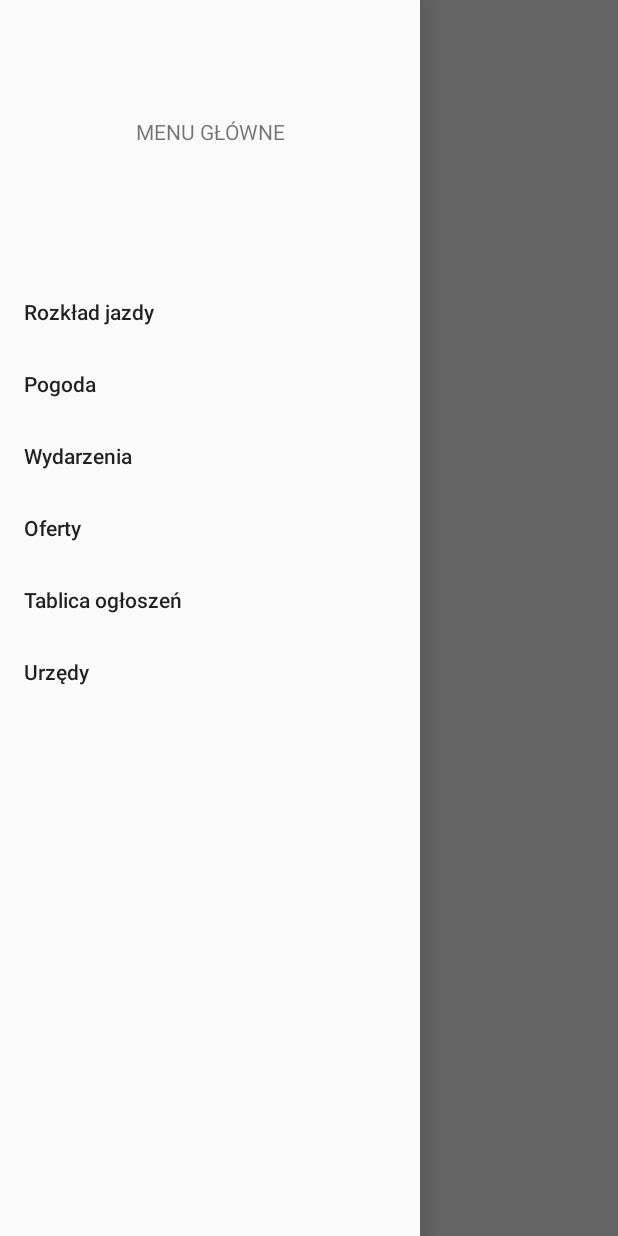
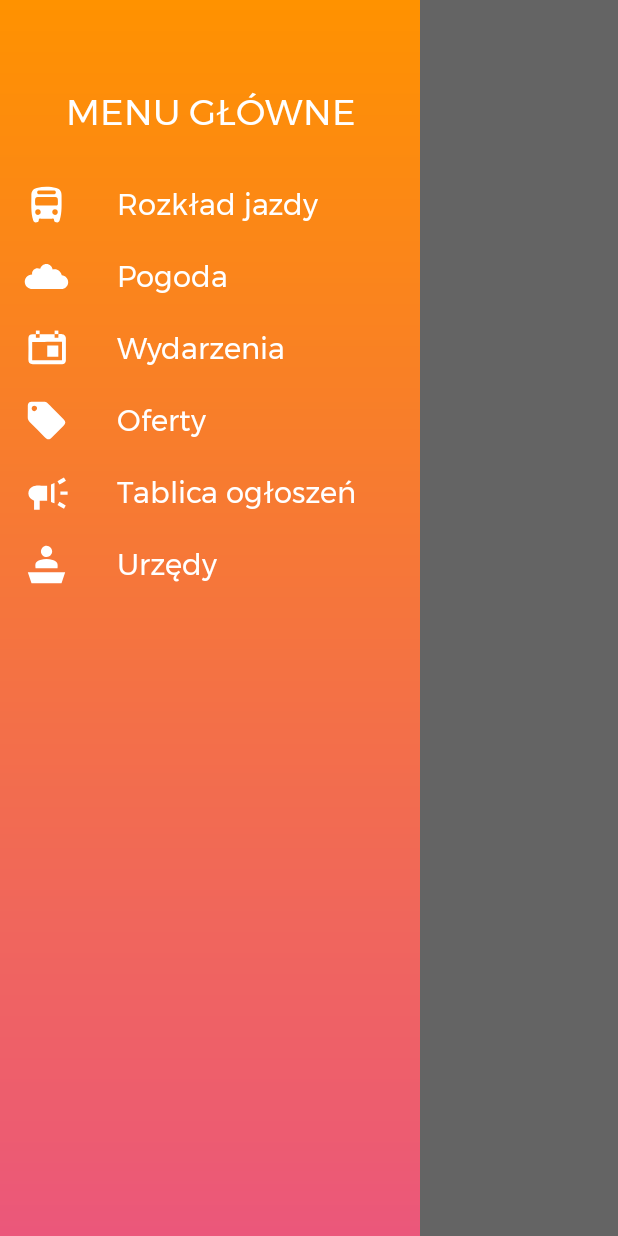
Before and after one commit to JakubPilkowski/InformatorAndroid, an Android app: the screen it shows after launch (MainActivity), with the side drawer open, on a phone screen of 412 x 824 dp. Run offline under Robolectric (Android 15) with nearby library versions, the phone set to English and light mode, and no system bars; our stand-ins replace data binding.

Commit message:
Szkielet menu głównego

```diff
--- /dev/null
+++ b/app/src/main/res/drawable/horizontal_main_gradient.xml
@@ -0,0 +1,7 @@
+<?xml version="1.0" encoding="utf-8"?>
+<shape android:shape="rectangle"
+    xmlns:android="http://schemas.android.com/apk/res/android">
+    <gradient android:angle="0"
+        android:startColor="@color/colorGradientStart"
+        android:endColor="@color/colorGradientEnd"/>
+</shape>
--- /dev/null
+++ b/app/src/main/res/drawable/ic_oferty.xml
@@ -0,0 +1,9 @@
+<vector xmlns:android="http://schemas.android.com/apk/res/android"
+    android:width="72dp"
+    android:height="72dp"
+    android:viewportWidth="72"
+    android:viewportHeight="72">
+  <path
+      android:pathData="M22.6,6C38.8,6.3 33.2,3.9 45,15.4c6.2,6 12.3,12.2 18.3,18.5c3.8,3.9 3.8,6.5 0,10.3c-6.1,6.2 -12.2,12.3 -18.4,18.4c-4.9,4.8 -7.2,4.6 -12.1,-0.3C25,54.4 17.3,46.6 9.4,38.9c-2.4,-2.4 -3.6,-5 -3.4,-8.4c0.2,-5.7 0,-11.3 0.1,-17C6.1,8 8,6.1 13.6,6C16.6,6 19.6,6 22.6,6zM13.7,19.8c4.1,4 10.3,-2.8 5.5,-6.5c-1.6,-1.3 -3.9,-1.4 -5.5,0c0,0 0,0 -0.1,0.1C11.7,15 11.9,18 13.7,19.8z"
+      android:fillColor="#FFFFFF"/>
+</vector>
--- /dev/null
+++ b/app/src/main/res/drawable/ic_pogoda.xml
@@ -0,0 +1,9 @@
+<vector xmlns:android="http://schemas.android.com/apk/res/android"
+    android:width="72dp"
+    android:height="72dp"
+    android:viewportWidth="72"
+    android:viewportHeight="72">
+  <path
+      android:pathData="M70.7,45.2c0,6 -4.9,10.9 -10.9,10.9H13.2c-5.7,0 -10.9,-4 -11.8,-9.7c-1.2,-7.3 4.4,-13.5 11.5,-13.5H13c-0.1,-0.5 -0.1,-1 -0.1,-1.5c0,-4.8 3.9,-8.7 8.7,-8.7c1.6,0 3,0.4 4.3,1.1c1,-4.5 5,-7.9 9.9,-7.9c5.3,0 9.6,4 10,9.1c1,-0.3 2.1,-0.5 3.2,-0.5c5.7,0 10.5,4.2 11.4,9.7C66.1,34.6 70.7,39.3 70.7,45.2z"
+      android:fillColor="#FFFFFF"/>
+</vector>
--- /dev/null
+++ b/app/src/main/res/drawable/ic_rozkladjazdy.xml
@@ -0,0 +1,9 @@
+<vector xmlns:android="http://schemas.android.com/apk/res/android"
+    android:width="72dp"
+    android:height="72dp"
+    android:viewportWidth="72"
+    android:viewportHeight="72">
+  <path
+      android:pathData="M60.1,22c0,-7 -2.1,-10.3 -8.6,-12.3C46.4,8.1 41.2,7.4 36,7.4c-5.2,0 -10.4,0.8 -15.6,2.3c-6.5,2 -8.6,5.3 -8.6,12.3c0.1,13.1 -1.1,26.4 2.9,39.3c0.7,2.3 1.8,3.4 4.1,3.4c2.3,0 4.7,-0.1 4.8,-3c0.1,-2.3 0.5,-3.2 3.1,-3.1c3.1,0.1 6.1,0.1 9.2,0.1c3.1,0 6.2,0 9.2,-0.1c2.6,-0.1 2.9,0.8 3.1,3.1c0.2,2.9 2.5,3 4.8,3c2.3,0 3.3,-1.1 4.1,-3.4C61.2,48.3 60,35.1 60.1,22zM25.1,13.6c3.6,0 7.3,0 10.9,0s7.3,0 10.9,0c2.2,0 4.2,0.5 4.1,3.1c-0.1,2.2 -1.9,2.9 -3.9,2.9c-3.7,0 -7.4,0 -11.1,0s-7.4,0 -11.1,0c-2.1,0 -3.8,-0.7 -3.9,-2.9C20.9,14.1 22.9,13.6 25.1,13.6zM22.5,52.6c-2.6,-0.3 -4.5,-1.6 -4.6,-4.3c-0.1,-3 1.7,-4.7 4.5,-4.7c2.7,0 4.3,1.8 4.3,4.4C26.8,50.8 25.1,52.3 22.5,52.6zM49.5,52.6c-2.6,-0.4 -4.3,-1.8 -4.3,-4.5c0,-2.6 1.7,-4.4 4.3,-4.4c2.9,0 4.7,1.7 4.5,4.7C54,51 52.1,52.4 49.5,52.6zM54.2,34.3c0,2.5 -0.6,3.4 -3.3,3.3c-5,-0.1 -10,-0.1 -14.9,-0.1c-5,0 -10,0 -14.9,0.1c-2.7,0.1 -3.2,-0.8 -3.3,-3.3c-0.2,-10.2 -0.3,-10.2 9.9,-10.2h16.6C54.5,24.1 54.4,24.1 54.2,34.3z"
+      android:fillColor="#FFFFFF"/>
+</vector>
--- /dev/null
+++ b/app/src/main/res/drawable/ic_tablicaogloszen.xml
@@ -0,0 +1,21 @@
+<vector xmlns:android="http://schemas.android.com/apk/res/android"
+    android:width="72dp"
+    android:height="72dp"
+    android:viewportWidth="72"
+    android:viewportHeight="72">
+  <path
+      android:pathData="M37,49.3c-4.3,0 -7.9,0 -11.9,0c0,4.8 0,9.4 0,14.4c-3.1,0 -5.8,0 -9,0c0,-4.8 0,-9.7 0,-14.5c-1.4,-0.8 -2.4,-1.3 -3.4,-1.9C8,44.1 6,39 7.4,33.9c1.5,-5.2 5.8,-8.6 11.4,-8.9c3,-0.1 6,0 9,0c2.8,0 5.6,0 9.2,0c0,3.8 0,7.9 0,12C37,40.9 37,44.9 37,49.3z"
+      android:fillColor="#FFFFFF"/>
+  <path
+      android:pathData="M43.2,23c1.8,-0.7 3.5,-1.3 5.6,-2.1c0,10.8 0,21.2 0,32.4c-1.9,-0.8 -3.7,-1.4 -5.6,-2.2C43.2,41.7 43.2,32.6 43.2,23z"
+      android:fillColor="#FFFFFF"/>
+  <path
+      android:pathData="M53.6,18c3.6,-2.1 6.7,-3.9 10.3,-5.9c1,1.6 1.9,3 3.2,5c-3.5,2.1 -6.8,4 -10.3,6.1C55.6,21.4 54.8,20 53.6,18z"
+      android:fillColor="#FFFFFF"/>
+  <path
+      android:pathData="M53.6,56c1.1,-1.9 1.9,-3.3 3,-5.2c3.4,1.9 6.6,3.8 10.2,5.9c-0.9,1.7 -1.7,3.3 -2.8,5.3C60.6,60 57.4,58.2 53.6,56z"
+      android:fillColor="#FFFFFF"/>
+  <path
+      android:pathData="M69.8,34.3c-4.2,0 -7.9,0 -11.6,0c0,1.9 0,3.5 0,5.4h11.6V34.3"
+      android:fillColor="#FFFFFF"/>
+</vector>
--- /dev/null
+++ b/app/src/main/res/drawable/ic_urzedy.xml
@@ -0,0 +1,15 @@
+<vector xmlns:android="http://schemas.android.com/apk/res/android"
+    android:width="72dp"
+    android:height="72dp"
+    android:viewportWidth="72"
+    android:viewportHeight="72">
+  <path
+      android:pathData="M60,65.9c-16.1,0 -31.9,0 -48,0C10,60.1 8.1,54.3 6.1,48.2c20.1,0 39.7,0 59.8,0C63.9,54.3 62,60.1 60,65.9z"
+      android:fillColor="#FFFFFF"/>
+  <path
+      android:pathData="M53.6,41.8c-11.7,0 -23.4,0 -35.1,0c-1.2,-7.8 0.2,-10.3 7.4,-12.9c6.7,-2.4 13.3,-2.4 20,-0.1C53.1,31.4 54.5,33.7 53.6,41.8z"
+      android:fillColor="#FFFFFF"/>
+  <path
+      android:pathData="M45,14.9c0.1,4.8 -3.9,9 -8.7,9.1c-4.8,0.1 -9,-3.8 -9.2,-8.6c-0.2,-5 4,-9.4 9,-9.4C40.8,6.1 44.9,10.1 45,14.9z"
+      android:fillColor="#FFFFFF"/>
+</vector>
--- /dev/null
+++ b/app/src/main/res/drawable/ic_wydarzenia.xml
@@ -0,0 +1,18 @@
+<vector xmlns:android="http://schemas.android.com/apk/res/android"
+    android:width="72dp"
+    android:height="72dp"
+    android:viewportWidth="72"
+    android:viewportHeight="72">
+  <path
+      android:pathData="M55,13c2,0 4,-0.1 6,0c3.3,0.1 6,2.9 6,6.3C67,31.2 67,43.1 67,55c0,3.4 -2.6,5.9 -6,6c-5.2,0.1 -10.3,0 -15.5,0c-10.5,0 -21,0 -31.5,0c-4.9,0 -7.1,-2.4 -7,-7.4c0.3,-11.1 0.2,-22.2 0,-33.2c-0.1,-5 2.1,-7.3 7,-7.3c1.7,0 3.3,0 5,0v5.7h6V13h24v5.7h6V13zM60.8,54.9V25.2c-23.7,0 -23.8,0.3 -47.7,0.3v29.4H60.8z"
+      android:fillColor="#FFFFFF"/>
+  <path
+      android:pathData="M19,7.3h6v5.7h-6z"
+      android:fillColor="#FFFFFF"/>
+  <path
+      android:pathData="M49,7.3h6v5.7h-6z"
+      android:fillColor="#FFFFFF"/>
+  <path
+      android:pathData="M37.2,31.1h17.7V49c-5.7,0 -11.6,0 -17.7,0V31.1z"
+      android:fillColor="#FFFFFF"/>
+</vector>
--- /dev/null
+++ b/app/src/main/res/drawable/veritacal_main_gradient.xml
@@ -0,0 +1,7 @@
+<?xml version="1.0" encoding="utf-8"?>
+<shape android:shape="rectangle"
+    xmlns:android="http://schemas.android.com/apk/res/android">
+    <gradient android:angle="270"
+        android:startColor="@color/colorGradientStart"
+        android:endColor="@color/colorGradientEnd"/>
+</shape>
--- a/app/src/main/res/layout/activity_main.xml
+++ b/app/src/main/res/layout/activity_main.xml
@@ -22,6 +22,11 @@
             android:layout_height="match_parent"
             android:layout_gravity="start"
             android:fitsSystemWindows="true"
+            android:background="@drawable/veritacal_main_gradient"
+            app:itemTextColor="@color/colorWhite"
+            app:itemTextAppearance="@style/NavigationViewItems"
+            app:itemIconTint="@color/colorWhite"
+            app:itemIconSize="30dp"
             app:headerLayout="@layout/navigation_view_header"
             app:menu="@menu/navigation_view_menu" />
     </androidx.drawerlayout.widget.DrawerLayout>
--- a/app/src/main/res/layout/navigation_view_header.xml
+++ b/app/src/main/res/layout/navigation_view_header.xml
@@ -1,16 +1,21 @@
 <?xml version="1.0" encoding="utf-8"?>
 <LinearLayout
     android:layout_width="match_parent"
-    android:layout_height="176dp"
+    android:layout_height="wrap_content"
     android:orientation="vertical"
+    android:layout_marginTop="?attr/actionBarSize"
     android:gravity="center"
     xmlns:android="http://schemas.android.com/apk/res/android">
+
     <TextView
         android:layout_width="match_parent"
         android:layout_height="wrap_content"
+        android:fontFamily="@font/montserrat"
         android:text="@string/menu_title"
+        android:paddingBottom="12dp"
+        android:textAlignment="center"
         android:textAllCaps="true"
-        android:textAlignment="center">
-    </TextView>
+        android:textColor="@color/colorWhite"
+        android:textSize="24sp" />
 
 </LinearLayout>
--- a/app/src/main/res/menu/navigation_view_menu.xml
+++ b/app/src/main/res/menu/navigation_view_menu.xml
@@ -5,22 +5,28 @@
     <group android:checkableBehavior="single">
         <item
             android:id="@+id/menu_timetable"
-            android:title="Rozkład jazdy"/>
+            android:title="@string/timetable"
+            android:icon="@drawable/ic_rozkladjazdy"/>
         <item
             android:id="@+id/menu_weather"
-            android:title="Pogoda"/>
+            android:title="@string/weather"
+            android:icon="@drawable/ic_pogoda"/>
         <item
             android:id="@+id/menu_events"
-            android:title="Wydarzenia" />
+            android:title="@string/events"
+            android:icon="@drawable/ic_wydarzenia"/>
         <item
             android:id="@+id/menu_offers"
-            android:title="Oferty"/>
+            android:title="@string/offers"
+            android:icon="@drawable/ic_oferty"/>
         <item
             android:id="@+id/menu_notice_board"
-            android:title="Tablica ogłoszeń"/>
+            android:title="@string/notice_board"
+            android:icon="@drawable/ic_tablicaogloszen"/>
         <item
             android:id="@+id/menu_offices"
-            android:title="Urzędy"/>
+            android:title="@string/offices"
+            android:icon="@drawable/ic_urzedy"/>
     </group>
 
 </menu>
--- a/app/src/main/res/values/colors.xml
+++ b/app/src/main/res/values/colors.xml
@@ -1,6 +1,9 @@
 <?xml version="1.0" encoding="utf-8"?>
 <resources>
-    <color name="colorPrimary">#008577</color>
-    <color name="colorPrimaryDark">#00574B</color>
+    <color name="colorPrimary">#000</color>
+    <color name="colorPrimaryDark">#000</color>
     <color name="colorAccent">#D81B60</color>
+    <color name="colorWhite">#fff</color>
+    <color name="colorGradientStart">#FF9200</color>
+    <color name="colorGradientEnd">#EB577B</color>
 </resources>
--- a/app/src/main/res/values/strings.xml
+++ b/app/src/main/res/values/strings.xml
@@ -4,4 +4,10 @@
     <!-- TODO: Remove or change this placeholder text -->
     <string name="hello_blank_fragment">Hello blank fragment</string>
     <string name="menu_title">Menu Główne</string>
+    <string name="timetable">Rozkład jazdy</string>
+    <string name="weather">Pogoda</string>
+    <string name="events">Wydarzenia</string>
+    <string name="offers">Oferty</string>
+    <string name="notice_board">Tablica ogłoszeń</string>
+    <string name="offices">Urzędy</string>
 </resources>
--- a/app/src/main/res/values/styles.xml
+++ b/app/src/main/res/values/styles.xml
@@ -11,4 +11,9 @@
         <item name="windowActionBar">false</item>
         <item name="windowNoTitle">true</item>
     </style>
+    <style name="NavigationViewItems" parent="android:Widget.TextView">
+        <item name="android:textSize">19sp</item>
+        <item name="android:layout_height">48dp</item>
+        <item name="android:fontFamily">@font/montserrat</item>
+    </style>
 </resources>
```
Also changed, not shown: app/src/main/res/font/montserrat.ttf (added).
